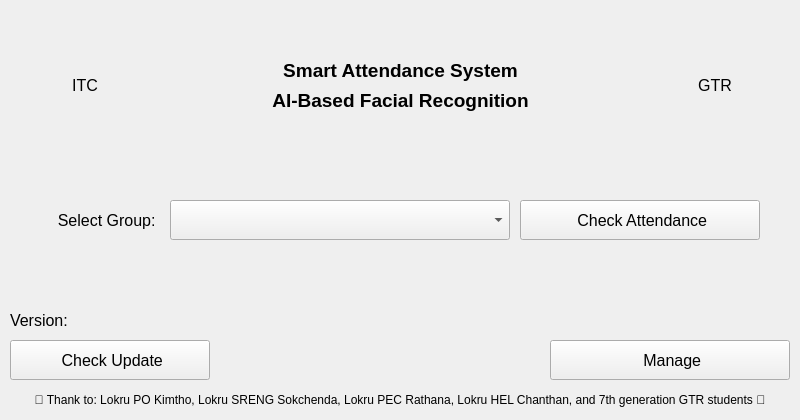
First picture: the form in resource/view_controller/main_application_form/View.ui, repository muysengly/repo_attendance_system, before the edit.
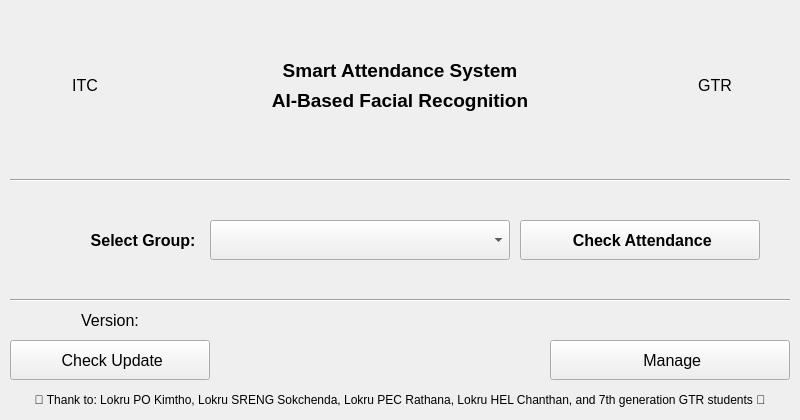
Second picture: the form after the edit.

Diff of the .ui file:
```diff
--- a/resource/view_controller/main_application_form/View.ui
+++ b/resource/view_controller/main_application_form/View.ui
@@ -36,7 +36,7 @@
     <property name="geometry">
      <rect>
       <x>520</x>
-      <y>200</y>
+      <y>220</y>
       <width>240</width>
       <height>40</height>
      </rect>
@@ -44,6 +44,7 @@
     <property name="font">
      <font>
       <pointsize>12</pointsize>
+      <bold>true</bold>
      </font>
     </property>
     <property name="text">
@@ -53,15 +54,16 @@
    <widget class="QComboBox" name="comboBox_group_name">
     <property name="geometry">
      <rect>
-      <x>170</x>
-      <y>200</y>
-      <width>340</width>
+      <x>210</x>
+      <y>220</y>
+      <width>300</width>
       <height>40</height>
      </rect>
     </property>
     <property name="font">
      <font>
       <pointsize>12</pointsize>
+      <bold>true</bold>
      </font>
     </property>
    </widget>
@@ -69,14 +71,15 @@
     <property name="geometry">
      <rect>
       <x>20</x>
-      <y>200</y>
-      <width>140</width>
+      <y>220</y>
+      <width>180</width>
       <height>40</height>
      </rect>
     </property>
     <property name="font">
      <font>
       <pointsize>12</pointsize>
+      <bold>true</bold>
      </font>
     </property>
     <property name="text">
@@ -140,7 +143,7 @@
      <string>Version:</string>
     </property>
     <property name="alignment">
-     <set>Qt::AlignLeading|Qt::AlignLeft|Qt::AlignVCenter</set>
+     <set>Qt::AlignCenter</set>
     </property>
    </widget>
    <widget class="QLabel" name="label_itc_logo">
@@ -206,7 +209,7 @@
      <rect>
       <x>220</x>
       <y>50</y>
-      <width>361</width>
+      <width>360</width>
       <height>40</height>
      </rect>
     </property>
@@ -228,7 +231,7 @@
      <rect>
       <x>220</x>
       <y>80</y>
-      <width>361</width>
+      <width>360</width>
       <height>40</height>
      </rect>
     </property>
@@ -245,6 +248,32 @@
      <set>Qt::AlignCenter</set>
     </property>
    </widget>
+   <widget class="Line" name="line">
+    <property name="geometry">
+     <rect>
+      <x>10</x>
+      <y>290</y>
+      <width>780</width>
+      <height>20</height>
+     </rect>
+    </property>
+    <property name="orientation">
+     <enum>Qt::Horizontal</enum>
+    </property>
+   </widget>
+   <widget class="Line" name="line_2">
+    <property name="geometry">
+     <rect>
+      <x>10</x>
+      <y>170</y>
+      <width>780</width>
+      <height>20</height>
+     </rect>
+    </property>
+    <property name="orientation">
+     <enum>Qt::Horizontal</enum>
+    </property>
+   </widget>
   </widget>
  </widget>
  <resources/>
```
